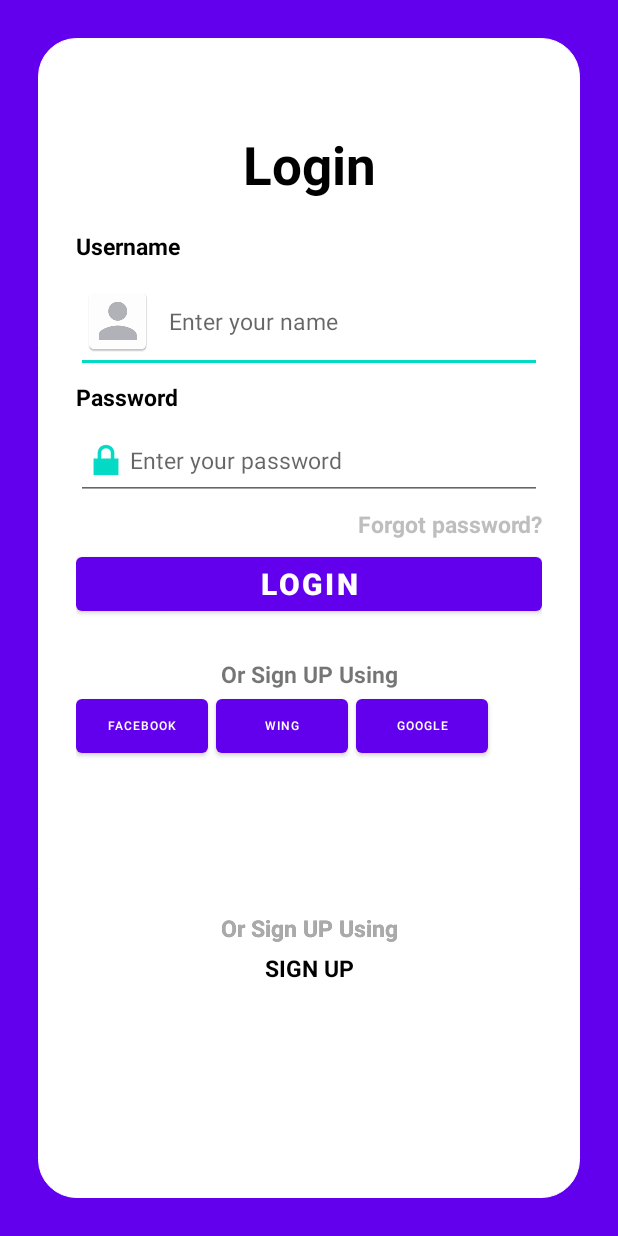
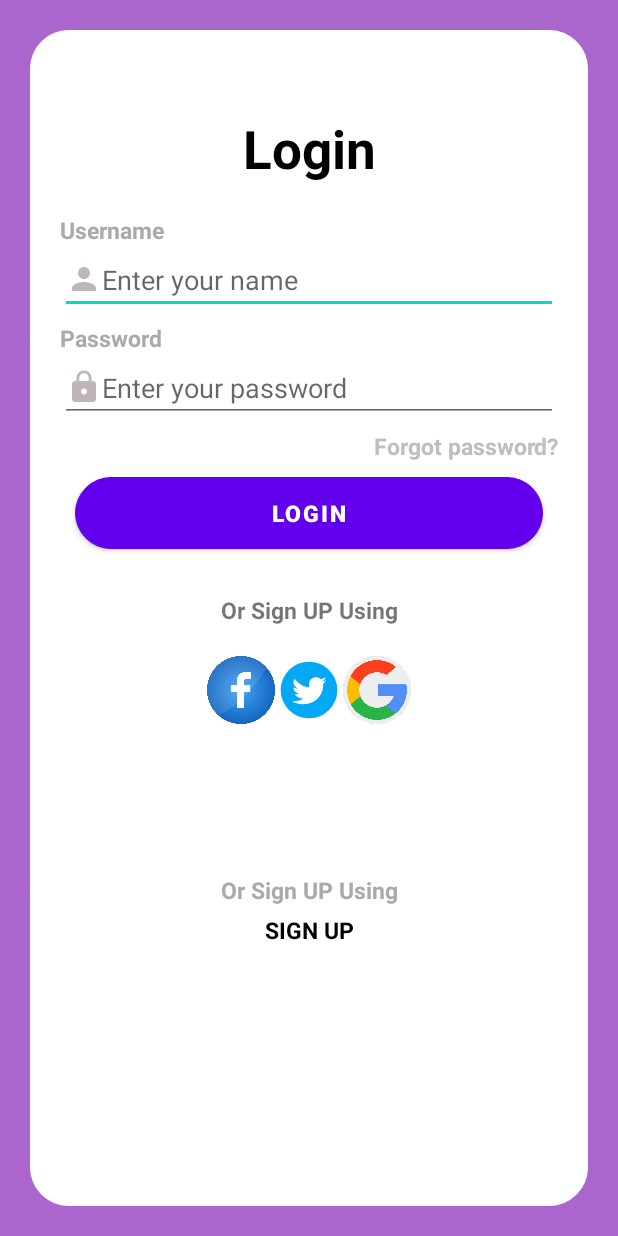
Before and after one commit to thiravuthin/design_ui_login_screen, an Android app: the screen it shows after launch (LoginActivity), on a phone screen of 412 x 824 dp. Run offline under Robolectric (Android 15) with nearby library versions, the phone set to English and light mode, and no system bars.

Commit message:
Update login screen

```diff
--- a/app/src/main/AndroidManifest.xml
+++ b/app/src/main/AndroidManifest.xml
@@ -15,7 +15,7 @@
         tools:targetApi="31">
         <activity
             android:name=".LoginActivity"
-            android:exported="true" >
+            android:exported="true">
             <intent-filter>
                 <action android:name="android.intent.action.MAIN" />
                 <category android:name="android.intent.category.LAUNCHER" />
@@ -23,8 +23,7 @@
         </activity>
         <activity
             android:name=".MainActivity"
-            android:exported="false">
-        </activity>
+            android:exported="false"></activity>
     </application>
 
 </manifest>
--- /dev/null
+++ b/app/src/main/res/drawable-v24/ic_twitter_circle.xml
@@ -0,0 +1,12 @@
+<vector xmlns:android="http://schemas.android.com/apk/res/android"
+    android:width="48dp"
+    android:height="48dp"
+    android:viewportWidth="48"
+    android:viewportHeight="48">
+    <path
+        android:pathData="M24,4A20,20 0,1 0,24 44A20,20 0,1 0,24 4Z"
+        android:fillColor="#03a9f4" />
+    <path
+        android:pathData="M36,17.12c-0.882,0.391 -1.999,0.758 -3,0.88c1.018,-0.604 2.633,-1.862 3,-3c-0.951,0.559 -2.671,1.156 -3.793,1.372C31.311,15.422 30.033,15 28.617,15C25.897,15 24,17.305 24,20v2c-4,0 -7.9,-3.047 -10.327,-6c-0.427,0.721 -0.667,1.565 -0.667,2.457c0,1.819 1.671,3.665 2.994,4.543c-0.807,-0.025 -2.335,-0.641 -3,-1c0,0.016 0,0.036 0,0.057c0,2.367 1.661,3.974 3.912,4.422C16.501,26.592 16,27 14.072,27c0.626,1.935 3.773,2.958 5.928,3c-1.686,1.307 -4.692,2 -7,2c-0.399,0 -0.615,0.022 -1,-0.023C14.178,33.357 17.22,34 20,34c9.057,0 14,-6.918 14,-13.37c0,-0.212 -0.007,-0.922 -0.018,-1.13C34.95,18.818 35.342,18.104 36,17.12"
+        android:fillColor="#fff" />
+</vector>
--- a/app/src/main/res/drawable/custom_icon_username.xml
+++ b/app/src/main/res/drawable/custom_icon_username.xml
@@ -2,14 +2,12 @@
 
     <item
         android:width="20dp"
-        android:height="20dp"
-        >
+        android:height="20dp">
 
         <bitmap
             android:src="@drawable/ic_username"
             android:tint="@android:color/darker_gray"
-            android:gravity="fill_vertical|fill_horizontal"
-            />
+            android:gravity="fill_vertical|fill_horizontal" />
 
     </item>
 
--- a/app/src/main/res/drawable/custom_layout_shape.xml
+++ b/app/src/main/res/drawable/custom_layout_shape.xml
@@ -1,10 +1,11 @@
 <?xml version="1.0" encoding="utf-8"?>
 <shape xmlns:android="http://schemas.android.com/apk/res/android"
-    android:shape="rectangle" >
+    android:shape="rectangle">
     <!-- shape property for the view based on the value particular view would be drawn -->
-    <corners
-        android:radius="25dp" />
+    <corners android:radius="25dp" />
     <!--  stroke for defining a border for view -->
-    <stroke android:width="0.9dp"
+    <stroke
+        android:width="0.9dp"
         android:color="@color/black" />
+    <solid android:color="@color/purple_200" />
 </shape>
--- /dev/null
+++ b/app/src/main/res/drawable/ic_lock_password.xml
@@ -0,0 +1,4 @@
+<?xml version="1.0" encoding="utf-8"?>
+<selector xmlns:android="http://schemas.android.com/apk/res/android">
+
+</selector>
--- /dev/null
+++ b/app/src/main/res/drawable/ic_password_lock_24.xml
@@ -0,0 +1,5 @@
+<vector android:height="24dp" android:tint="#BFB7B7"
+    android:viewportHeight="24" android:viewportWidth="24"
+    android:width="24dp" xmlns:android="http://schemas.android.com/apk/res/android">
+    <path android:fillColor="@android:color/white" android:pathData="M18,8h-1L17,6c0,-2.76 -2.24,-5 -5,-5S7,3.24 7,6v2L6,8c-1.1,0 -2,0.9 -2,2v10c0,1.1 0.9,2 2,2h12c1.1,0 2,-0.9 2,-2L20,10c0,-1.1 -0.9,-2 -2,-2zM12,17c-1.1,0 -2,-0.9 -2,-2s0.9,-2 2,-2 2,0.9 2,2 -0.9,2 -2,2zM15.1,8L8.9,8L8.9,6c0,-1.71 1.39,-3.1 3.1,-3.1 1.71,0 3.1,1.39 3.1,3.1v2z"/>
+</vector>
--- /dev/null
+++ b/app/src/main/res/drawable/ic_username_24.xml
@@ -0,0 +1,5 @@
+<vector android:height="24dp" android:tint="#BFB7B7"
+    android:viewportHeight="24" android:viewportWidth="24"
+    android:width="24dp" xmlns:android="http://schemas.android.com/apk/res/android">
+    <path android:fillColor="@android:color/white" android:pathData="M12,12c2.21,0 4,-1.79 4,-4s-1.79,-4 -4,-4 -4,1.79 -4,4 1.79,4 4,4zM12,14c-2.67,0 -8,1.34 -8,4v2h16v-2c0,-2.66 -5.33,-4 -8,-4z"/>
+</vector>
--- a/app/src/main/res/layout/activity_login.xml
+++ b/app/src/main/res/layout/activity_login.xml
@@ -3,26 +3,20 @@
     xmlns:tools="http://schemas.android.com/tools"
     android:layout_width="match_parent"
     android:layout_height="match_parent"
-    tools:context=".LoginActivity"
-    android:background="@color/purple_500"
-    >
+    android:background="@android:color/holo_purple"
+    tools:context=".LoginActivity">
 
     <RelativeLayout
         android:layout_width="match_parent"
         android:layout_height="match_parent"
-        android:layout_marginLeft="25dp"
-        android:layout_marginTop="25dp"
-        android:layout_marginRight="25dp"
-        android:layout_marginBottom="25dp"
+        android:layout_margin="20dp"
         android:background="@drawable/custom_layout_shape"
         android:backgroundTint="@color/white">
 
         <RelativeLayout
             android:layout_width="match_parent"
             android:layout_height="match_parent"
-            android:layout_marginLeft="25dp"
-            android:layout_marginTop="25dp"
-            android:layout_marginRight="25dp"
+            android:layout_margin="20dp"
             android:background="@color/white">
 
             <TextView
@@ -43,7 +37,7 @@
                 android:layout_below="@id/txtLogin"
                 android:layout_marginTop="20dp"
                 android:text="Username"
-                android:textColor="@color/black"
+                android:textColor="@android:color/darker_gray"
                 android:textSize="15dp"
                 android:textStyle="bold" />
 
@@ -52,32 +46,27 @@
                 android:layout_width="match_parent"
                 android:layout_height="wrap_content"
                 android:layout_below="@id/txtUsername"
-                android:layout_marginTop="5dp"
-                android:drawableStart="@mipmap/ic_username_android"
-                android:drawablePadding="10dp"
-                android:hint="Enter your name"
-                android:textSize="15dp" />
+                android:drawableStart="@drawable/ic_username_24"
+                android:hint="Enter your name" />
 
             <TextView
                 android:id="@+id/txtPassword"
                 android:layout_width="match_parent"
                 android:layout_height="wrap_content"
                 android:layout_below="@id/editTextUsername"
-                android:layout_marginTop="5dp"
                 android:text="Password"
-                android:textColor="@color/black"
+                android:textColor="@android:color/darker_gray"
                 android:textSize="15dp"
-                android:textStyle="bold" />
+                android:textStyle="bold"
+                android:paddingTop="5dp"/>
 
             <EditText
                 android:id="@+id/editTextpassword"
                 android:layout_width="match_parent"
                 android:layout_height="wrap_content"
                 android:layout_below="@id/txtPassword"
-                android:layout_marginTop="5dp"
-                android:drawableStart="@android:drawable/ic_lock_lock"
-                android:hint="Enter your password"
-                android:textSize="15dp" />
+                android:drawableStart="@drawable/ic_password_lock_24"
+                android:hint="Enter your password" />
 
             <TextView
                 android:id="@+id/txtForgotpassword"
@@ -96,9 +85,10 @@
                 android:layout_width="match_parent"
                 android:layout_height="wrap_content"
                 android:layout_below="@id/txtForgotpassword"
-                android:layout_marginTop="5dp"
+                android:layout_margin="10dp"
+                android:background="@drawable/custom_layout_shape"
                 android:text="login"
-                android:textSize="20dp"
+                android:textSize="15dp"
                 android:textStyle="bold" />
 
             <TextView
@@ -106,7 +96,7 @@
                 android:layout_width="match_parent"
                 android:layout_height="wrap_content"
                 android:layout_below="@id/btnLogin"
-                android:layout_marginTop="25dp"
+                android:layout_marginTop="20dp"
                 android:gravity="center"
                 android:text="Or Sign UP Using"
                 android:textSize="15dp"
@@ -115,54 +105,33 @@
             <RelativeLayout
                 android:layout_width="match_parent"
                 android:layout_height="match_parent"
-                android:layout_below="@id/txtSignup">
+                android:layout_below="@id/txtSignup"
+                android:layout_margin="20dp">
 
-                <Button
-                    android:id="@+id/btnFacebook"
-                    android:layout_width="wrap_content"
-                    android:layout_height="wrap_content"
-                    android:layout_marginEnd="5dp"
-                    android:gravity="center"
-                    android:text="Facebook"
-                    android:textSize="8dp">
+                <ImageView
+                    android:id="@+id/imgWing"
+                    android:layout_width="45dp"
+                    android:layout_height="45dp"
+                    android:layout_centerHorizontal="true"
+                    android:foreground="@drawable/ic_twitter_circle" />
 
-                </Button>
+                <ImageView
+                    android:layout_width="45dp"
+                    android:layout_height="45dp"
+                    android:layout_toStartOf="@id/imgWing"
+                    android:foreground="@drawable/facebook" />
 
-                <Button
-                    android:id="@+id/btnWing"
-                    android:layout_width="wrap_content"
-                    android:layout_height="wrap_content"
-                    android:layout_toRightOf="@+id/btnFacebook"
-                    android:text="Wing"
-                    android:textSize="8dp">
-a
-                </Button>
-
-                <Button
-                    android:id="@+id/btnGoogle"
-                    android:layout_width="wrap_content"
-                    android:layout_height="wrap_content"
-                    android:layout_marginStart="5dp"
-                    android:layout_toRightOf="@+id/btnWing"
-                    android:text="Google"
-                    android:textSize="8dp" />
-
-                <TextView
-                    android:id="@+id/txtSignup2"
-                    android:layout_width="match_parent"
-                    android:layout_height="wrap_content"
-                    android:layout_below="@id/btnWing"
-                    android:layout_marginTop="100dp"
-                    android:gravity="center"
-                    android:text="Or Sign UP Using"
-                    android:textSize="15dp"
-                    android:textStyle="bold" />
+                <ImageView
+                    android:layout_width="45dp"
+                    android:layout_height="45dp"
+                    android:layout_toRightOf="@id/imgWing"
+                    android:foreground="@drawable/google" />
 
                 <TextView
                     android:id="@+id/txtSigUp"
                     android:layout_width="match_parent"
                     android:layout_height="wrap_content"
-                    android:layout_below="@id/btnWing"
+                    android:layout_below="@id/imgWing"
                     android:layout_marginTop="100dp"
                     android:gravity="center"
                     android:text="Or Sign UP Using"
@@ -173,7 +142,7 @@ a
                 <TextView
                     android:layout_width="match_parent"
                     android:layout_height="wrap_content"
-                    android:layout_below="@+id/txtSignup2"
+                    android:layout_below="@+id/txtSigUp"
                     android:layout_marginTop="5dp"
                     android:gravity="center"
                     android:text="SIGN UP"
@@ -181,7 +150,6 @@ a
                     android:textSize="15dp"
                     android:textStyle="bold" />
             </RelativeLayout>
-
         </RelativeLayout>
     </RelativeLayout>
 </RelativeLayout>
```
Also changed, not shown: app/src/main/res/layout/activity_linearlayout.xml (+17 -20 lines), app/src/main/res/layout/activity_relativelayout.xml (+10 -12 lines), app/src/main/res/drawable-v24/facebook.png (added), app/src/main/res/drawable-v24/google.png (added).
